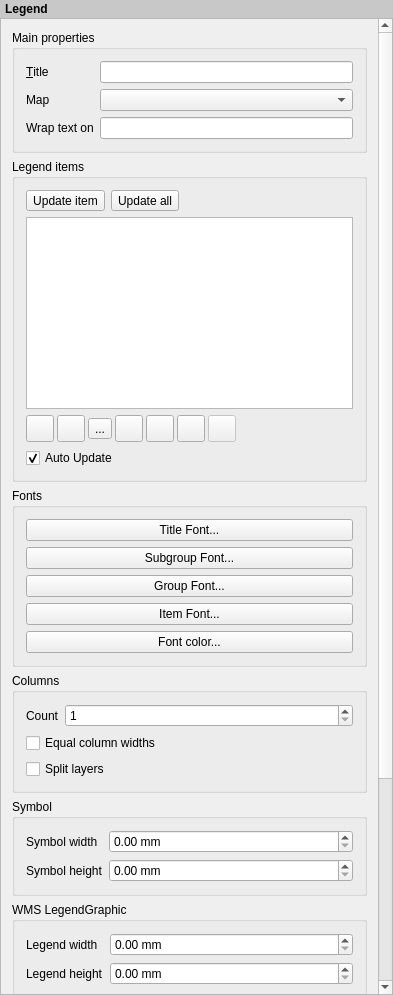
First picture: the form in src/ui/qgscomposerlegendwidgetbase.ui, repository qgis/QGIS, before the edit.
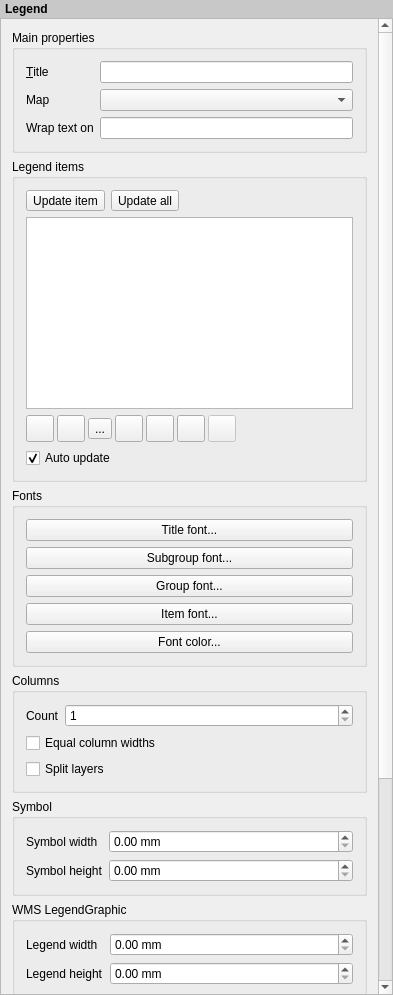
Second picture: the form after the edit. Icons and pictures are not drawn. Custom widgets are drawn as their Qt base class.

Diff of the .ui file:
```diff
--- a/src/ui/qgscomposerlegendwidgetbase.ui
+++ b/src/ui/qgscomposerlegendwidgetbase.ui
@@ -54,9 +54,9 @@
       <property name="geometry">
        <rect>
         <x>0</x>
-        <y>-309</y>
-        <width>373</width>
-        <height>1387</height>
+        <y>0</y>
+        <width>375</width>
+        <height>1287</height>
        </rect>
       </property>
       <layout class="QVBoxLayout" name="mainLayout">
@@ -352,7 +352,7 @@
           <item>
            <widget class="QCheckBox" name="mCheckBoxAutoUpdate">
             <property name="text">
-             <string>Auto Update</string>
+             <string>Auto update</string>
             </property>
             <property name="checked">
              <bool>true</bool>
@@ -383,28 +383,28 @@
              </sizepolicy>
             </property>
             <property name="text">
-             <string>Title Font...</string>
+             <string>Title font...</string>
             </property>
            </widget>
           </item>
           <item>
            <widget class="QPushButton" name="mLayerFontButton">
             <property name="text">
-             <string>Subgroup Font...</string>
+             <string>Subgroup font...</string>
             </property>
            </widget>
           </item>
           <item>
            <widget class="QPushButton" name="mGroupFontButton">
             <property name="text">
-             <string>Group Font...</string>
+             <string>Group font...</string>
             </property>
            </widget>
           </item>
           <item>
            <widget class="QPushButton" name="mItemFontButton">
             <property name="text">
-             <string>Item Font...</string>
+             <string>Item font...</string>
             </property>
            </widget>
           </item>
```
